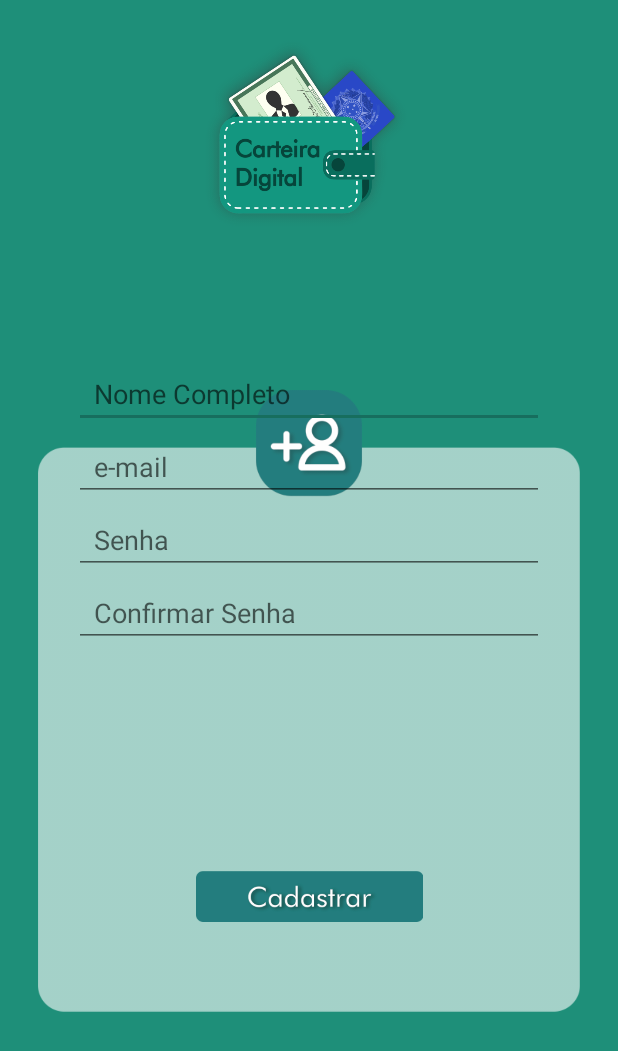
After one commit to xdAnderson/CarteiraDigitalFACI, an Android app: the NovaConta screen opened directly, with no data from a screen before it, on a phone screen of 412 x 824 dp. The commit adds this screen. Shown: the top 1051 px of the screen. Run offline under Robolectric (Android 15) with nearby library versions, the phone set to English and light mode, and no system bars.

Commit message:
Criação da classe model Usuario e sua controller e datamodel. Criação da Activity NovaConta; Implementação do código de cadastro do usuario no banco de dados local SQLite; Implementação do código de buscar por email do usuario no banco de dados local SQLite; Recriação das tabelas com nova estrutura;

```diff
--- a/app/src/main/AndroidManifest.xml
+++ b/app/src/main/AndroidManifest.xml
@@ -20,7 +20,8 @@
             android:name=".view.navigation"
             android:label="@string/title_activity_navigation"
             android:theme="@style/AppTheme.NoActionBar" />
-        <activity android:name=".view.Login"></activity>
+        <activity android:name=".view.Login" />
+        <activity android:name=".view.NovaConta"></activity>
     </application>
 
 </manifest>
--- /dev/null
+++ b/app/src/main/java/com/example/lpa/carteiradigitalfaci_pt/view/NovaConta.java
@@ -0,0 +1,55 @@
+package com.example.lpa.carteiradigitalfaci_pt.view;
+
+import android.os.Bundle;
+import android.support.v7.app.AppCompatActivity;
+import android.view.View;
+import android.widget.Button;
+import android.widget.EditText;
+import android.widget.Toast;
+
+import com.example.lpa.carteiradigitalfaci_pt.R;
+import com.example.lpa.carteiradigitalfaci_pt.controller.UsuarioController;
+import com.example.lpa.carteiradigitalfaci_pt.model.Usuario;
+
+public class NovaConta extends AppCompatActivity {
+
+    @Override
+    protected void onCreate(Bundle savedInstanceState) {
+        super.onCreate(savedInstanceState);
+        setContentView(R.layout.activity_nova_conta);
+
+        final EditText etNomeComp = findViewById(R.id.etNomeComp);
+        final EditText etEmail = findViewById(R.id.etEmail);
+        final EditText etSenha = findViewById(R.id.etSenha);
+        EditText etConfSenha = findViewById(R.id.etConfSenha);
+        Button btCadastrar = findViewById(R.id.btCadastrar);
+
+
+
+        btCadastrar.setOnClickListener(new View.OnClickListener() {
+            @Override
+            public void onClick(View v) {
+                boolean criou;
+                Usuario usu = new Usuario();
+                usu.setUSER_nome(etNomeComp.getText().toString());
+                usu.setUSER_email(etEmail.getText().toString());
+                usu.setUSER_senha(etSenha.getText().toString());
+                usu.setUSER_status("1");
+                UsuarioController usuarioController = new UsuarioController(getBaseContext());
+
+                criou = usuarioController.salvarUsuario(usu);
+
+                if(criou){
+                    Toast.makeText(getApplicationContext(), "Usuário criado com sucesso.", Toast.LENGTH_SHORT).show();
+                }else{
+                    Toast.makeText(getApplicationContext(), "Erro ao criar usuário.", Toast.LENGTH_SHORT).show();
+                }
+            }
+        });
+
+
+
+
+
+    }
+}
--- a/app/src/main/res/layout/activity_login.xml
+++ b/app/src/main/res/layout/activity_login.xml
@@ -47,11 +47,11 @@
         android:id="@+id/tvEsqueci"
         android:layout_width="wrap_content"
         android:layout_height="wrap_content"
+        android:layout_marginStart="8dp"
+        android:layout_marginEnd="8dp"
         android:layout_marginBottom="48dp"
-        android:layout_marginEnd="8dp"
-        android:layout_marginStart="8dp"
         android:text="Esqueci minha senha..."
-        android:textSize="11sp"
+        android:textSize="14sp"
         app:layout_constraintBottom_toBottomOf="@+id/imageView"
         app:layout_constraintEnd_toEndOf="@+id/imageView"
         app:layout_constraintHorizontal_bias="0.502"
--- /dev/null
+++ b/app/src/main/res/layout/activity_nova_conta.xml
@@ -0,0 +1,111 @@
+<?xml version="1.0" encoding="utf-8"?>
+<android.support.constraint.ConstraintLayout xmlns:android="http://schemas.android.com/apk/res/android"
+    xmlns:app="http://schemas.android.com/apk/res-auto"
+    xmlns:tools="http://schemas.android.com/tools"
+    android:layout_width="match_parent"
+    android:layout_height="match_parent"
+    android:background="@color/colorPrimaryDark"
+    tools:context=".view.NovaConta">
+
+    <ImageView
+        android:id="@+id/imageView4"
+        android:layout_width="0dp"
+        android:layout_height="0dp"
+        android:layout_marginEnd="30dp"
+        android:layout_marginStart="30dp"
+        android:layout_marginTop="15dp"
+        app:layout_constraintBottom_toTopOf="@+id/imageView6"
+        app:layout_constraintEnd_toEndOf="parent"
+        app:layout_constraintStart_toStartOf="parent"
+        app:layout_constraintTop_toTopOf="parent"
+        app:srcCompat="@drawable/icon" />
+
+    <ImageView
+        android:id="@+id/imageView6"
+        android:layout_width="0dp"
+        android:layout_height="0dp"
+        android:layout_marginBottom="50dp"
+        android:layout_marginEnd="25dp"
+        android:layout_marginStart="25dp"
+        android:layout_marginTop="160dp"
+        app:layout_constraintBottom_toBottomOf="parent"
+        app:layout_constraintEnd_toEndOf="parent"
+        app:layout_constraintStart_toStartOf="parent"
+        app:layout_constraintTop_toTopOf="parent"
+        app:srcCompat="@drawable/painel_cadastro" />
+
+    <EditText
+        android:id="@+id/etNomeComp"
+        android:layout_width="0dp"
+        android:layout_height="wrap_content"
+        android:layout_marginEnd="24dp"
+        android:layout_marginStart="24dp"
+        android:layout_marginTop="80dp"
+        android:ems="10"
+        android:hint="  Nome Completo"
+        android:inputType="textPersonName"
+        app:layout_constraintEnd_toEndOf="@+id/imageView6"
+        app:layout_constraintHorizontal_bias="0.0"
+        app:layout_constraintStart_toStartOf="@+id/imageView6"
+        app:layout_constraintTop_toTopOf="@+id/imageView6" />
+
+    <EditText
+        android:id="@+id/etEmail"
+        android:layout_width="0dp"
+        android:layout_height="wrap_content"
+        android:layout_marginEnd="24dp"
+        android:layout_marginStart="24dp"
+        android:layout_marginTop="3dp"
+        android:ems="10"
+        android:hint="  e-mail"
+        android:inputType="textPersonName"
+        app:layout_constraintEnd_toEndOf="@+id/imageView6"
+        app:layout_constraintHorizontal_bias="0.0"
+        app:layout_constraintStart_toStartOf="@+id/imageView6"
+        app:layout_constraintTop_toBottomOf="@+id/etNomeComp" />
+
+    <EditText
+        android:id="@+id/etSenha"
+        android:layout_width="0dp"
+        android:layout_height="wrap_content"
+        android:layout_marginEnd="24dp"
+        android:layout_marginStart="24dp"
+        android:layout_marginTop="3dp"
+        android:ems="10"
+        android:hint="  Senha"
+        android:inputType="textPersonName"
+        app:layout_constraintEnd_toEndOf="@+id/imageView6"
+        app:layout_constraintHorizontal_bias="0.0"
+        app:layout_constraintStart_toStartOf="@+id/imageView6"
+        app:layout_constraintTop_toBottomOf="@+id/etEmail" />
+
+    <EditText
+        android:id="@+id/etConfSenha"
+        android:layout_width="0dp"
+        android:layout_height="wrap_content"
+        android:layout_marginEnd="24dp"
+        android:layout_marginStart="24dp"
+        android:layout_marginTop="3dp"
+        android:ems="10"
+        android:hint="  Confirmar Senha"
+        android:inputType="textPersonName"
+        app:layout_constraintEnd_toEndOf="@+id/imageView6"
+        app:layout_constraintHorizontal_bias="0.0"
+        app:layout_constraintStart_toStartOf="@+id/imageView6"
+        app:layout_constraintTop_toBottomOf="@+id/etSenha" />
+
+    <Button
+        android:id="@+id/btCadastrar"
+        android:layout_width="151dp"
+        android:layout_height="34dp"
+        android:layout_marginStart="90dp"
+        android:layout_marginTop="20dp"
+        android:layout_marginEnd="90dp"
+        android:layout_marginBottom="30dp"
+        android:background="@drawable/botao_cadastrar"
+        app:layout_constraintBottom_toBottomOf="@+id/imageView6"
+        app:layout_constraintEnd_toEndOf="@+id/imageView6"
+        app:layout_constraintStart_toStartOf="@+id/imageView6"
+        app:layout_constraintTop_toBottomOf="@+id/etConfSenha" />
+
+</android.support.constraint.ConstraintLayout>
```
Also changed, not shown: app/src/main/java/com/example/lpa/carteiradigitalfaci_pt/controller/DocumentoController.java (+10 -2 lines), app/src/main/java/com/example/lpa/carteiradigitalfaci_pt/controller/UsuarioController.java (added, +58 -0 lines), app/src/main/java/com/example/lpa/carteiradigitalfaci_pt/datamodel/DocumentoDataModel.java (+128 -119 lines), app/src/main/java/com/example/lpa/carteiradigitalfaci_pt/datamodel/UsuarioDataModel.java (added, +16 -0 lines), app/src/main/java/com/example/lpa/carteiradigitalfaci_pt/datasource/DataSource.java (+12 -8 lines), app/src/main/java/com/example/lpa/carteiradigitalfaci_pt/model/Documento.java (+0 -67 lines), app/src/main/java/com/example/lpa/carteiradigitalfaci_pt/model/Usuario.java (added, +51 -0 lines), app/src/main/java/com/example/lpa/carteiradigitalfaci_pt/view/Login.java (+26 -9 lines).
